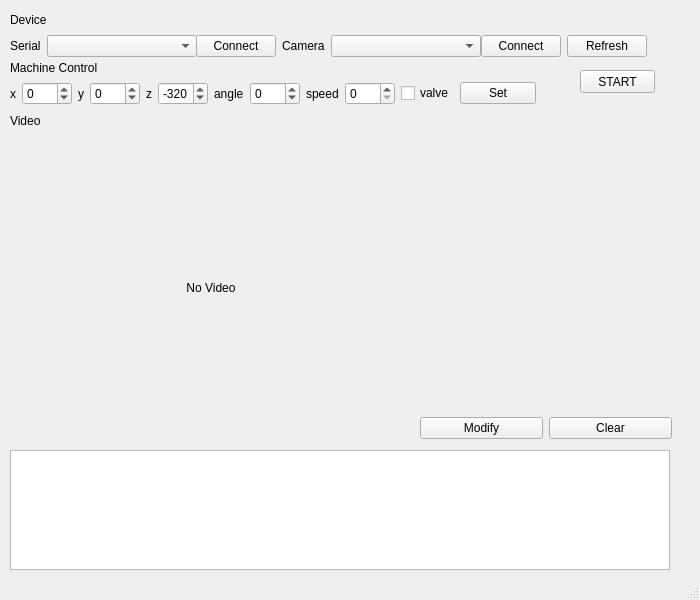
Before: the Qt Designer form mainwindow.ui in WangYf-zju/Tetris2020, drawn with Qt 5.
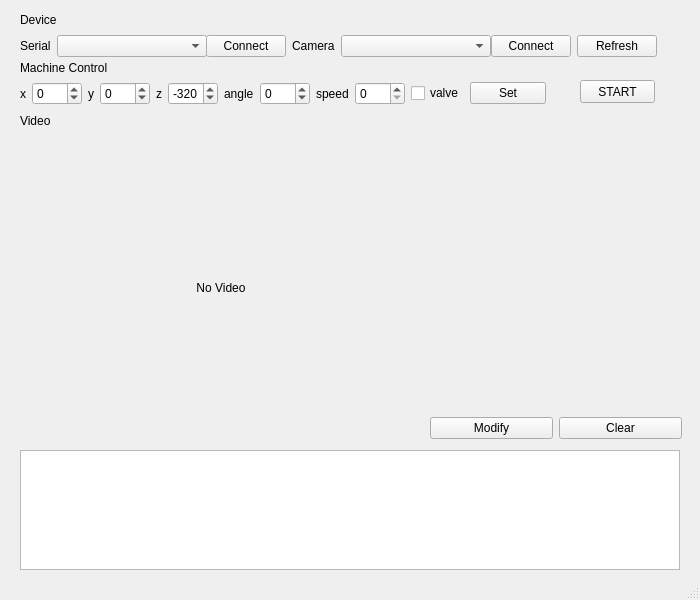
After: the same form once the commit is applied. Custom widgets are drawn as their Qt base class.

What changed in the file:
```diff
--- a/mainwindow.ui
+++ b/mainwindow.ui
@@ -17,7 +17,7 @@
    <widget class="QWidget" name="layoutWidget">
     <property name="geometry">
      <rect>
-      <x>10</x>
+      <x>20</x>
       <y>10</y>
       <width>637</width>
       <height>47</height>
@@ -98,7 +98,7 @@
    <widget class="QWidget" name="layoutWidget">
     <property name="geometry">
      <rect>
-      <x>10</x>
+      <x>20</x>
       <y>60</y>
       <width>526</width>
       <height>45</height>
@@ -257,7 +257,7 @@
     <property name="geometry">
      <rect>
       <x>580</x>
-      <y>70</y>
+      <y>80</y>
       <width>75</width>
       <height>23</height>
      </rect>
@@ -269,7 +269,7 @@
    <widget class="QWidget" name="layoutWidget">
     <property name="geometry">
      <rect>
-      <x>10</x>
+      <x>20</x>
       <y>110</y>
       <width>402</width>
       <height>328</height>
@@ -304,7 +304,7 @@
    <widget class="QWidget" name="verticalLayoutWidget">
     <property name="geometry">
      <rect>
-      <x>420</x>
+      <x>430</x>
       <y>110</y>
       <width>252</width>
       <height>339</height>
@@ -356,7 +356,7 @@
    <widget class="QTableView" name="TVList">
     <property name="geometry">
      <rect>
-      <x>10</x>
+      <x>20</x>
       <y>450</y>
       <width>660</width>
       <height>120</height>
```
